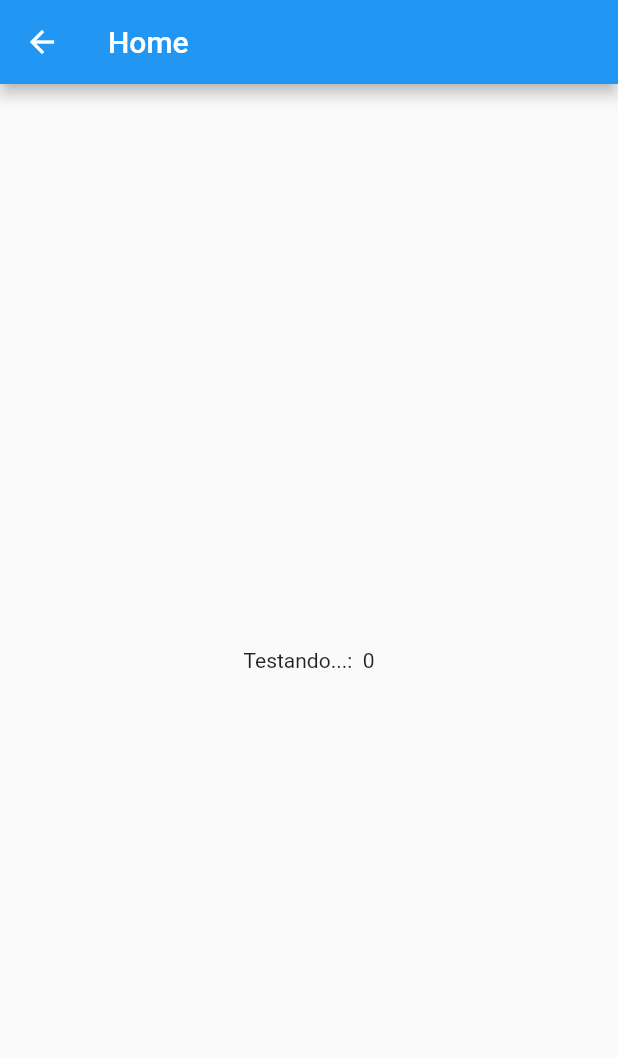
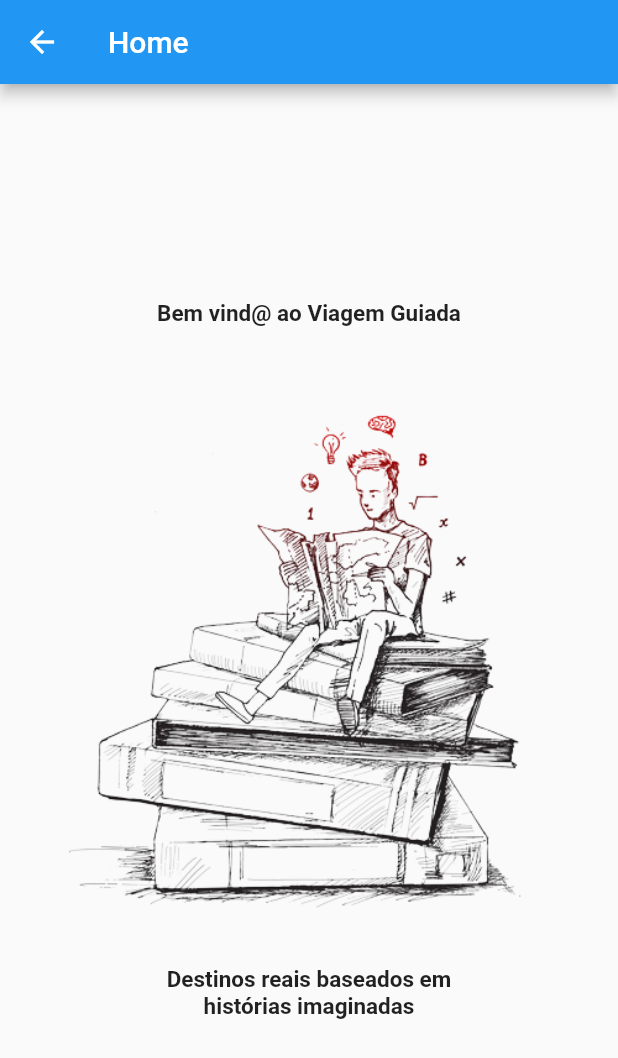
Before and after one commit to jonasaacampos/viagem_guiada, a Flutter app: the HomePage screen opened by its route, on a phone screen of 412 x 824 dp. Shown: the top 1058 px of the screen. Run offline on Flutter 3.47's test engine with Material 2 defaults, Android fonts, the light colour scheme and no system bars; network calls fail; Roboto replaces fonts that are missing (Helvetica Neue).

Commit message:
construção da home page

```diff
--- a/lib/src/pages/home.dart
+++ b/lib/src/pages/home.dart
@@ -3,14 +3,47 @@ import 'package:provider/provider.dart';
 import '../models/appdata.dart';
 
 class HomePage extends StatelessWidget {
-  const HomePage({Key key}) : super(key: key);
+  static const appName = 'Viagem Guiada';
+  static const appSlogan = 'Destinos reais baseados em\nhistórias imaginadas';
+
+  TextStyle styleTextHome = TextStyle(
+    fontSize: 15,
+    fontWeight: FontWeight.bold,
+    fontFamily: 'Helvetica Neue',
+  );
 
   @override
   Widget build(BuildContext context) {
     return Consumer<AppData>(
         builder: (ctx, appdata, child) => Scaffold(
               appBar: AppBar(title: Text('Home')),
-              body: Center(child: Text('Testando...:  ${appdata.data.length}')),
+              body: Center(
+                  heightFactor: 2,
+                  child: Column(
+                    mainAxisAlignment: MainAxisAlignment.center,
+                    children: <Widget>[
+                      Container(
+                        margin: EdgeInsets.only(bottom: 5),
+                        child: Text(
+                          'Bem vind@ ao $appName',
+                          style: styleTextHome,
+                        ),
+                      ),
+                      Image.asset(
+                        'lib/assets/logo.png',
+                        width: 500,
+                      ),
+                      Container(
+                        alignment: Alignment.center,
+                        margin: EdgeInsets.only(top: 10),
+                        child: Text(
+                          '$appSlogan',
+                          textAlign: TextAlign.center,
+                          style: styleTextHome,
+                        ),
+                      )
+                    ],
+                  )),
             ));
   }
 }
--- a/lib/src/pages/preload.dart
+++ b/lib/src/pages/preload.dart
@@ -3,6 +3,8 @@ import 'dart:ui';
 import 'package:flutter/material.dart';
 import 'package:provider/provider.dart';
 import '../models/appdata.dart';
+
+import '../pages/home.dart';
 
 class PreLoadPage extends StatefulWidget {
   @override
@@ -38,8 +40,8 @@ class _PreLoadPage extends State<PreLoadPage> {
     requestInfo();
   }
 
-  static const appName = 'Viagem Guiada';
-  static const appSlogan = 'Destinos reais baseados em histórias imaginadas';
+  // static const appName = 'Viagem Guiada';
+  // static const appSlogan = 'Destinos reais baseados em histórias imaginadas';
 
   var textStyle = TextStyle(fontSize: 16);
   var textStyleTitle = TextStyle(fontSize: 25, fontWeight: FontWeight.bold);
@@ -60,15 +62,16 @@ class _PreLoadPage extends State<PreLoadPage> {
             width: 300,
           ),
           Text(
-            appName,
+            HomePage.appName,
             style: textStyleTitle,
           ),
           Container(
             padding: EdgeInsets.all(30),
             child: Center(
               child: Text(
-                appSlogan,
+                HomePage.appSlogan,
                 style: textStyleSlogan,
+                textAlign: TextAlign.center,
               ),
             ),
           ),
```
